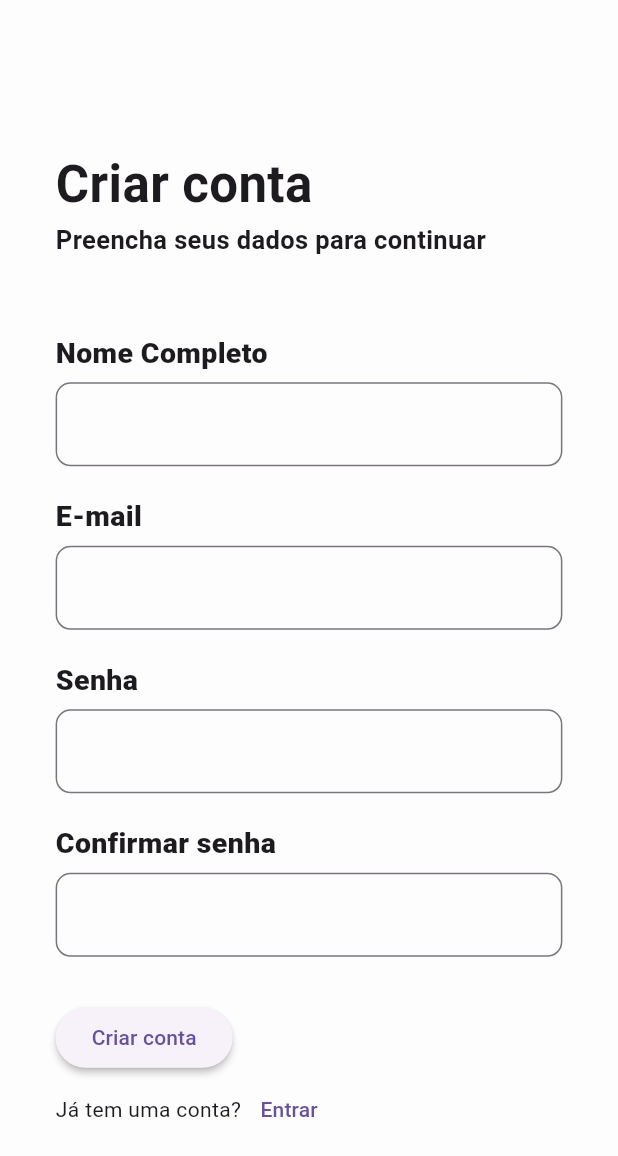
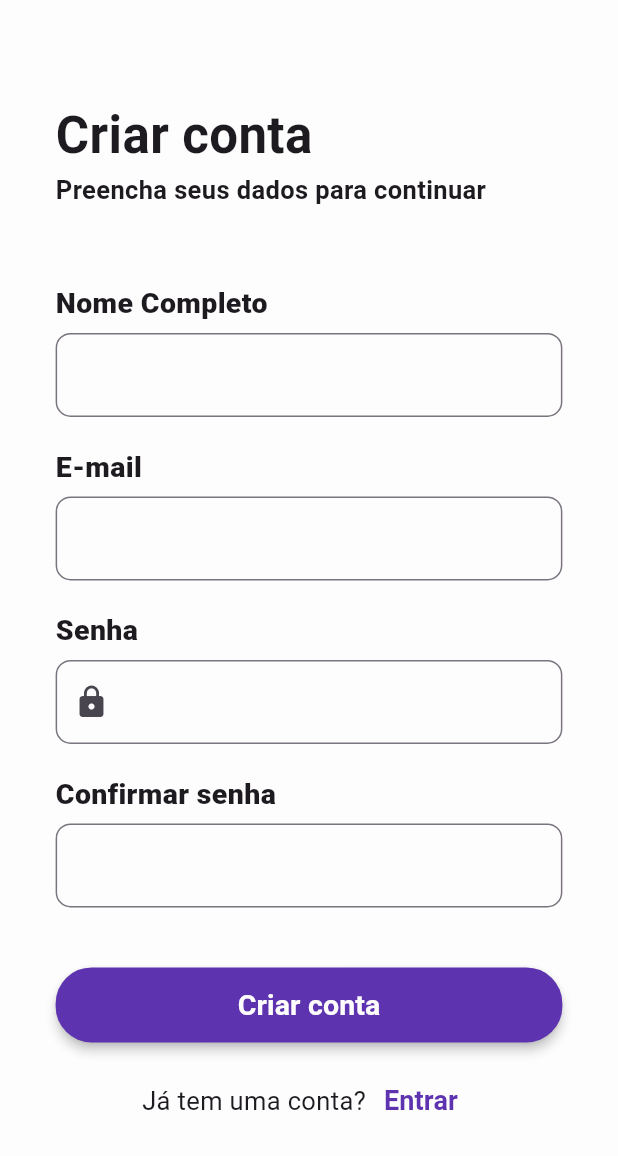
Before and after one commit to ErickMatheus-ProgBr/Lua, a Flutter app: the Createaccount screen opened by its route, on a phone screen of 412 x 824 dp. Shown: the top 1156 px of the screen. Run offline on Flutter 3.47's test engine with Material 3 defaults, Android fonts, the phone set to English and light mode, and no system bars; our stand-ins replace font_awesome_flutter.

Commit message:
fix: corrigindo erros dentro de widgets

```diff
--- a/lib/features/auth/presentation/pages/createAccount.dart
+++ b/lib/features/auth/presentation/pages/createAccount.dart
@@ -20,10 +20,11 @@ class _CreateaccountState extends State<Createaccount> {
   Widget build(BuildContext context) {
     return Scaffold(
       backgroundColor: ThemeColors.secundary,
-      body: SingleChildScrollView(
+      body: SafeArea(
+        child: SingleChildScrollView(
           child: Container(
             padding: EdgeInsets.symmetric(
-            vertical: context.height * 0.12,
+              vertical: context.height * 0.08,
               horizontal: context.width * 0.09,
             ),
             margin: EdgeInsets.zero, //
@@ -56,9 +57,6 @@ class _CreateaccountState extends State<Createaccount> {
                           keyboardType: TextInputType.name,
                           obscureText: false,
                           decoration: const InputDecoration(
-                          labelStyle: TextStyle(fontSize: 22, fontWeight: FontWeight.bold),
-                          floatingLabelBehavior: FloatingLabelBehavior.always,
-
                             border: OutlineInputBorder(
                               borderRadius: BorderRadius.all(Radius.circular(10)),
                             ),
@@ -74,9 +72,7 @@ class _CreateaccountState extends State<Createaccount> {
                           keyboardType: TextInputType.emailAddress,
                           obscureText: false,
                           decoration: const InputDecoration(
-                          labelStyle: TextStyle(fontSize: 22, fontWeight: FontWeight.bold),
-                          floatingLabelBehavior: FloatingLabelBehavior.always,
-
+                            // errorText: "E-mail invalido",
                             border: OutlineInputBorder(
                               borderRadius: BorderRadius.all(Radius.circular(10)),
                             ),
@@ -91,10 +87,9 @@ class _CreateaccountState extends State<Createaccount> {
                           controller: _password,
                           keyboardType: TextInputType.text,
                           obscureText: true,
+
                           decoration: const InputDecoration(
-                          labelStyle: TextStyle(fontSize: 22, fontWeight: FontWeight.bold),
-                          floatingLabelBehavior: FloatingLabelBehavior.always,
-
+                            prefixIcon: Icon(Icons.lock),
                             border: OutlineInputBorder(
                               borderRadius: BorderRadius.all(Radius.circular(10)),
                             ),
@@ -113,30 +108,54 @@ class _CreateaccountState extends State<Createaccount> {
                           keyboardType: TextInputType.text,
                           obscureText: true,
                           decoration: const InputDecoration(
-                          labelStyle: TextStyle(fontSize: 22, fontWeight: FontWeight.bold),
-                          floatingLabelBehavior: FloatingLabelBehavior.always,
-
                             border: OutlineInputBorder(
                               borderRadius: BorderRadius.all(Radius.circular(10)),
                             ),
                           ),
                         ),
 
-                      SizedBox(height: 30),
+                        SizedBox(height: 40),
 
                         ElevatedButton(
-                        style: ElevatedButton.styleFrom(elevation: 2),
+                          style: ElevatedButton.styleFrom(
+                            elevation: 3,
+                            backgroundColor: ThemeColors.primary,
+                            minimumSize: const Size(double.infinity, 50),
+                            maximumSize: const Size(double.infinity, double.infinity),
+                            alignment: Alignment.center,
+                            shape: RoundedRectangleBorder(borderRadius: BorderRadius.circular(24)),
+                          ),
+
                           onPressed: () {},
-                        child: Text("Criar conta"),
+                          child: Text(
+                            "Criar conta",
+                            style: TextStyle(
+                              color: ThemeColors.secundary,
+                              fontSize: 19,
+                              fontWeight: FontWeight.w700,
+                            ),
+                          ),
                         ),
                       ],
                     ), //
                   ),
 
+                  SizedBox(height: 15),
                   Row(
+                    mainAxisAlignment: MainAxisAlignment.center,
                     children: [
-                    Text("Já tem uma conta?"),
-                    TextButton(onPressed: () {}, child: Text("Entrar")),
+                      Text("Já tem uma conta?", style: TextStyle(fontSize: 17)),
+                      TextButton(
+                        onPressed: () {},
+                        child: Text(
+                          "Entrar",
+                          style: TextStyle(
+                            fontSize: 18,
+                            fontWeight: FontWeight.bold,
+                            color: ThemeColors.primary,
+                          ),
+                        ),
+                      ),
                     ],
                   ),
                 ],
@@ -144,6 +163,7 @@ class _CreateaccountState extends State<Createaccount> {
             ),
           ),
         ),
+      ),
     );
   }
 }
```
Lines whose indentation alone changed are shown as unchanged.
